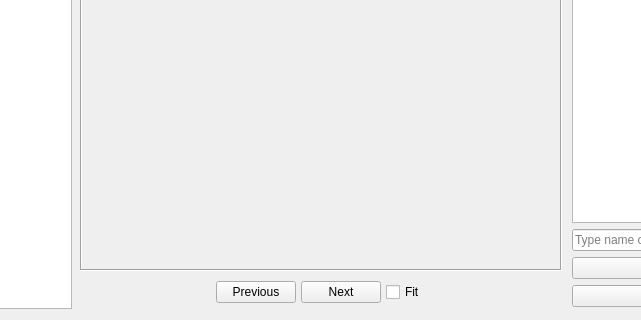
Old version of the form hintergrund-ui/mainwindow.ui in the repository univrsal/hintergrund; both pictures show x 195 to 836 and y 212 to 532 of the 1036 by 532 pixel window.
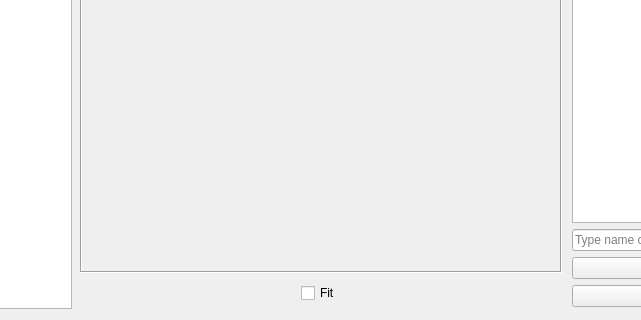
New version of the form. Icons and pictures are not drawn.

Patch:
```diff
--- a/hintergrund-ui/mainwindow.ui
+++ b/hintergrund-ui/mainwindow.ui
@@ -75,7 +75,7 @@
             <x>0</x>
             <y>0</y>
             <width>482</width>
-            <height>443</height>
+            <height>445</height>
            </rect>
           </property>
           <layout class="QVBoxLayout" name="verticalLayout_3">
@@ -160,20 +160,6 @@
              <property name="bottomMargin">
               <number>2</number>
              </property>
-             <item>
-              <widget class="QPushButton" name="btn_prev">
-               <property name="text">
-                <string>Previous</string>
-               </property>
-              </widget>
-             </item>
-             <item>
-              <widget class="QPushButton" name="btn_next">
-               <property name="text">
-                <string>Next</string>
-               </property>
-              </widget>
-             </item>
              <item>
               <widget class="QCheckBox" name="cb_fit">
                <property name="text">
```
Left out of the diff: 15 changed lines with no effect on the pictures.
